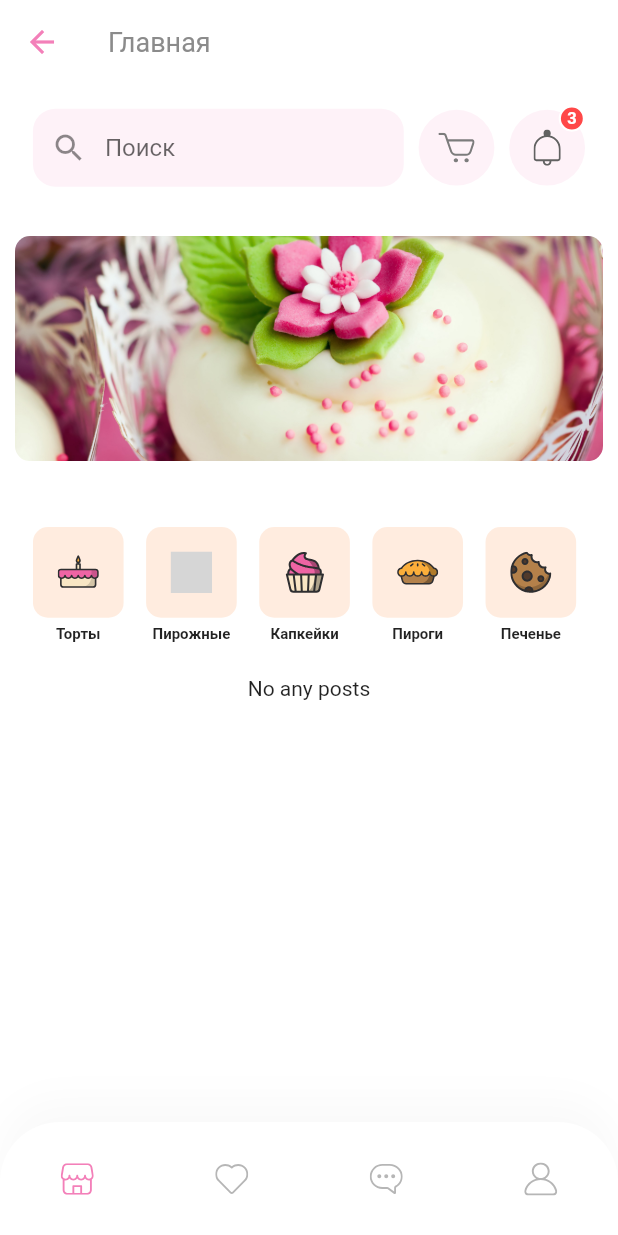
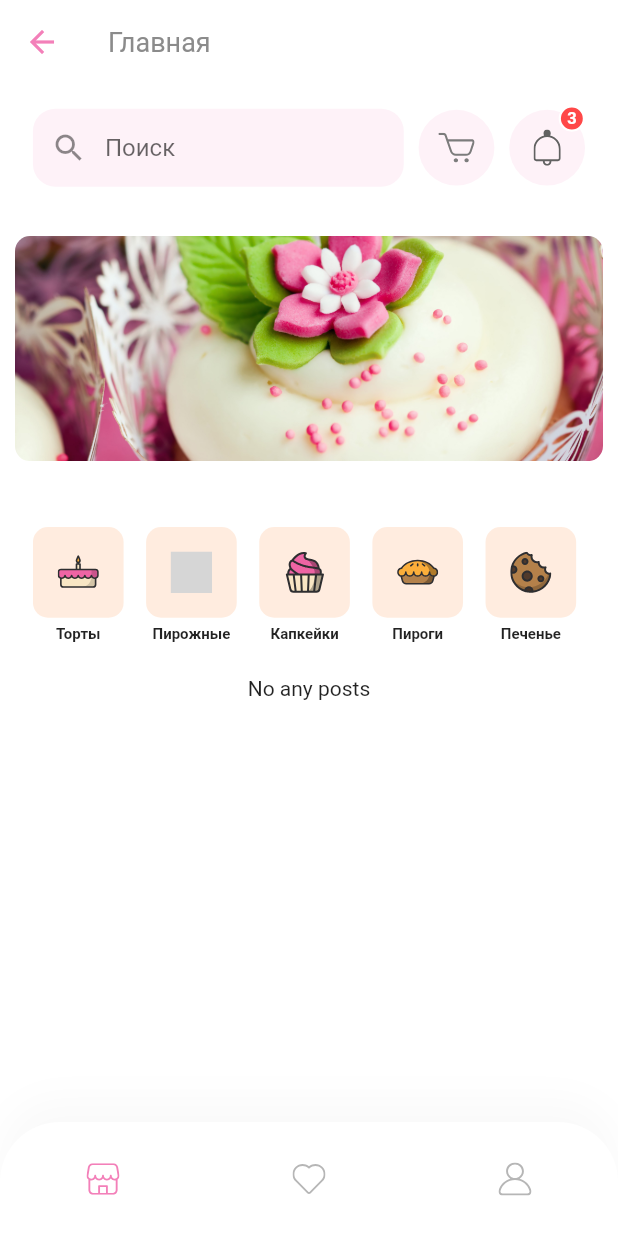
Before and after one commit to MorgueMorg/Flutter-FHome-Inai, a Flutter app: the HomeScreen screen opened by its route, on a phone screen of 412 x 824 dp. Run offline on Flutter 3.47's test engine with Material 2 defaults, Android fonts, the phone set to English and light mode, and no system bars; our stand-ins replace bloc, dio, equatable, flutter_bloc, flutter_svg; network calls fail; Roboto replaces fonts that are missing (Muli); grey boxes are pictures that could not be loaded.

Commit message:
Updated custom navbar :parrot:

```diff
--- a/lib/components/custom_bottom_nav_bar.dart
+++ b/lib/components/custom_bottom_nav_bar.dart
@@ -51,13 +51,6 @@ class CustomBottomNavBar extends StatelessWidget {
                       : inActiveIconColor),
             ),
             IconButton(
-              onPressed: () {},
-              icon: SvgPicture.asset("assets/icons/Chat bubble Icon.svg",
-                  color: MenuState.message == selectedMenu
-                      ? lightPink
-                      : inActiveIconColor),
-            ),
-            IconButton(
               // TODO
               // onPressed: () {
               //   Navigator.pushNamed(context, ProfileScreen.routeName);
```
